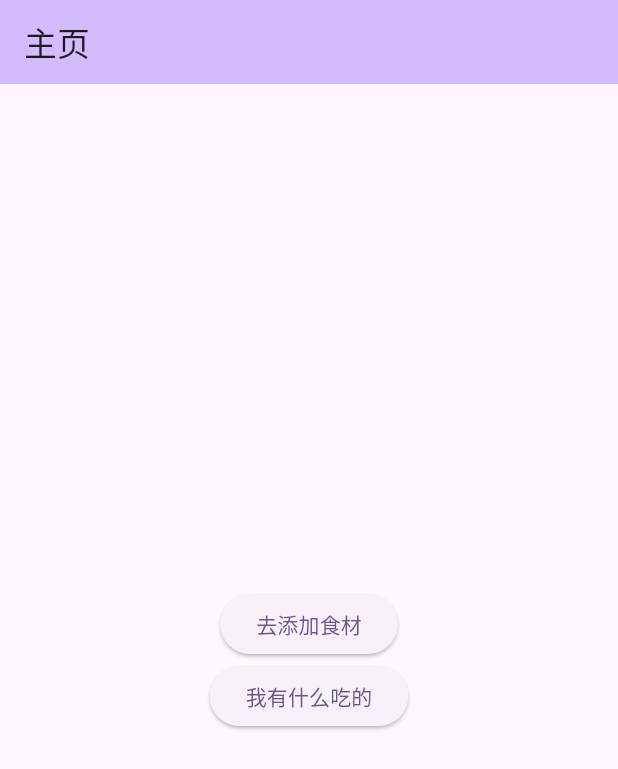
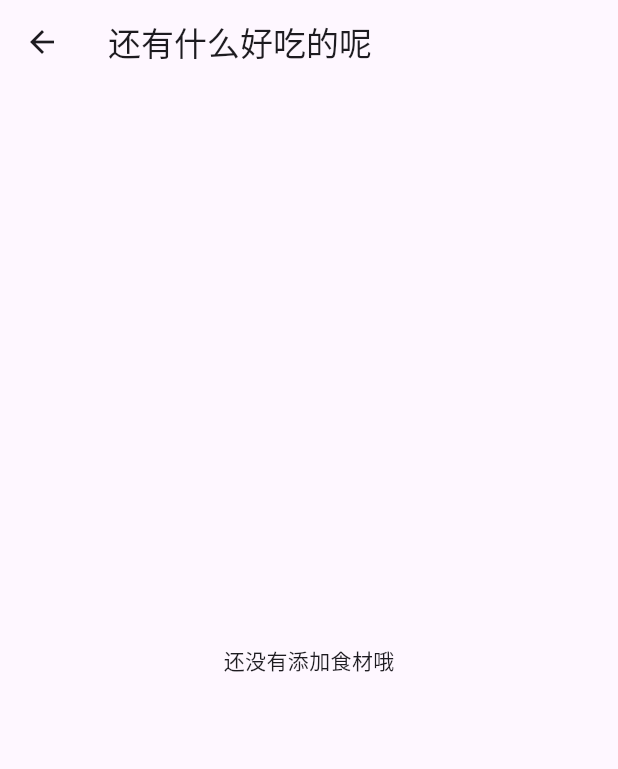
Before and after one commit to GUET-AI-Tools/flutter, a Flutter app: the screen it shows after launch, after a tap on "我有什么吃的", on a phone screen of 412 x 824 dp. Shown: the top 769 px of the screen. Run offline on Flutter 3.47's test engine with Material 3 defaults, Android fonts, the phone set to English and light mode, and no system bars; our stand-ins replace image_picker, shared_preferences, sqflite; missing offline and left inert: openai_dart; accounts and stored records are empty.

Commit message:
现在可以存储食材数量与展示了(￣﹃￣)

```diff
--- a/lib/main.dart
+++ b/lib/main.dart
@@ -1,3 +1,4 @@
+import 'package:ai_tool/routes/display_route.dart';
 import 'package:ai_tool/routes/input_route.dart';
 import 'package:flutter/material.dart';
 
@@ -20,7 +21,8 @@ class MyApp extends StatelessWidget {
       // home: const MyHomePage(title: 'Flutter Demo Home Page'),
       routes: {
         '/':(context) => MyHomePage(title: '主页'),
-        'input':(context) => InputRoute()
+        'input':(context) => InputRoute(),
+        'display':(context) => DisplayRoute()
       },
     );
   }
@@ -68,7 +70,7 @@ class _MyHomePageState extends State<MyHomePage> {
             ),
 
             ElevatedButton(onPressed: () {
-
+              Navigator.pushNamed(context, 'display');
             },
                 child: Text('我有什么吃的')
             ),
--- /dev/null
+++ b/lib/routes/display_route.dart
@@ -0,0 +1,86 @@
+import 'package:flutter/material.dart';
+import 'package:sqflite/sqflite.dart';
+
+class DisplayRoute extends StatefulWidget {
+
+  @override
+  State<StatefulWidget> createState() => _DisplayRouteState();
+}
+
+class _DisplayRouteState extends State<DisplayRoute> {
+
+  int _itemCount = 0;
+
+  late List<Map<String, dynamic>> result;
+
+  String username = 'default';
+
+  Future<void> getData() async {
+    Database db = await openDatabase(
+      '${username}_database.db',
+      version: 1,
+      onCreate: ((Database db, int version) async {
+      await db.execute('CREATE TABLE IF NOT EXISTS Food(id INTEGER PRIMARY KEY, name TEXT, value REAL)');
+    })
+    );
+
+    result = await db.rawQuery(
+      'SELECT * FROM Food WHERE value > 0'
+    );
+
+    _itemCount = result.length;
+
+
+    setState(() {
+
+    });
+
+    return;
+  }
+
+  @override
+  Widget build(BuildContext context) {
+
+    getData();
+
+    return Scaffold(
+      appBar: AppBar(
+        title: Text('还有什么好吃的呢'),
+      ),
+      body: _itemCount == 0
+          ? Center(
+        child: Column(
+          mainAxisAlignment: MainAxisAlignment.center,
+          children: [
+            Text('还没有添加食材哦')
+          ],
+        ),
+      )
+          :
+      ListView.separated(
+        itemCount: _itemCount,
+
+        itemBuilder: (BuildContext context, int index)  {
+
+          String name = result[index]['name'];
+          double number = result[index]['value'] is int
+            ? (result[index]['value'] as int).toDouble()
+            : result[index]['value'];
+
+          // result[index].forEach((n, value) {
+          //   name = n;
+          //   number = value;
+          // });
+
+          return ListTile(title: Text('$name: ${number.round()}'),);
+        },
+
+        separatorBuilder: ((BuildContext context, int index) {
+          return Divider(
+            color: Colors.grey,
+          );
+        }),
+      ),
+    );
+  }
+}
--- a/pubspec.yaml
+++ b/pubspec.yaml
@@ -38,6 +38,8 @@ dependencies:
   openai_dart: ^0.4.5
   image_picker: ^1.1.2
   shared_preferences: ^2.5.2
+  sqflite: ^2.4.1
+  markdown_widget: ^2.3.2+6
 
 dev_dependencies:
   flutter_test:
```
Also changed, not shown: lib/routes/input_route.dart (+79 -5 lines), pubspec.lock, 5 other files.
